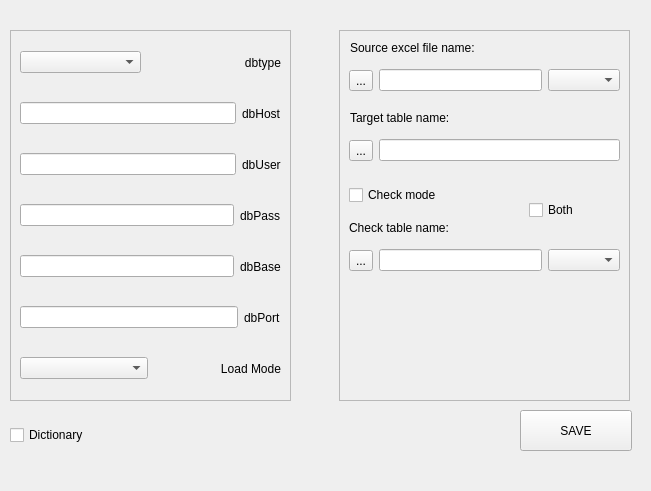
Qt form GUI/gui_qt/setup_db_widget.ui (dmitry-pedchenko/Designer_Etl) before a commit.
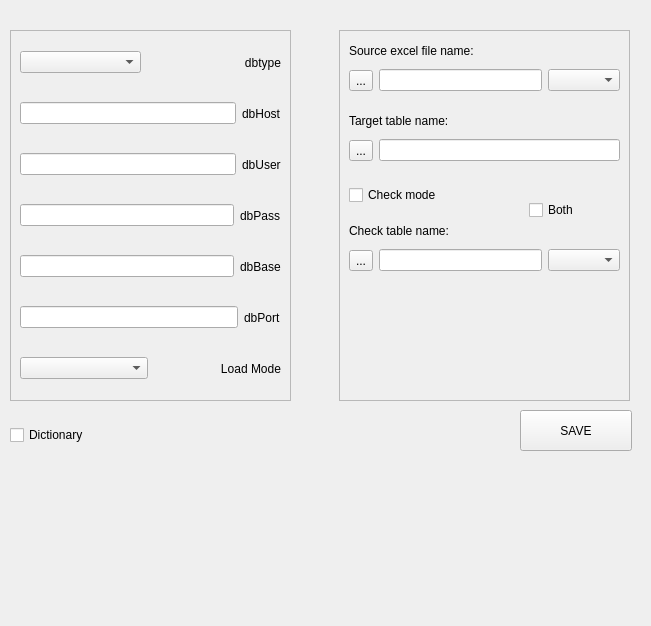
The same form after that commit.

Diff of the .ui file:
```diff
--- a/GUI/gui_qt/setup_db_widget.ui
+++ b/GUI/gui_qt/setup_db_widget.ui
@@ -7,7 +7,7 @@
     <x>0</x>
     <y>0</y>
     <width>651</width>
-    <height>491</height>
+    <height>626</height>
    </rect>
   </property>
   <property name="windowTitle">
@@ -26,32 +26,6 @@
     <string>SAVE</string>
    </property>
   </widget>
-  <widget class="QLabel" name="label">
-   <property name="geometry">
-    <rect>
-     <x>350</x>
-     <y>40</y>
-     <width>141</width>
-     <height>16</height>
-    </rect>
-   </property>
-   <property name="text">
-    <string>Source excel file name:</string>
-   </property>
-  </widget>
-  <widget class="QLabel" name="label_2">
-   <property name="geometry">
-    <rect>
-     <x>350</x>
-     <y>110</y>
-     <width>141</width>
-     <height>16</height>
-    </rect>
-   </property>
-   <property name="text">
-    <string>Target table name:</string>
-   </property>
-  </widget>
   <widget class="QFrame" name="frame">
    <property name="geometry">
     <rect>
@@ -311,19 +285,6 @@
      </item>
     </layout>
    </widget>
-   <widget class="QLabel" name="label_check_mode">
-    <property name="geometry">
-     <rect>
-      <x>10</x>
-      <y>190</y>
-      <width>141</width>
-      <height>16</height>
-     </rect>
-    </property>
-    <property name="text">
-     <string>Check table name:</string>
-    </property>
-   </widget>
    <widget class="QCheckBox" name="checkBox_both">
     <property name="geometry">
      <rect>
@@ -348,6 +309,63 @@
     </property>
     <layout class="QHBoxLayout" name="tree_widget_box"/>
    </widget>
+   <widget class="QWidget" name="horizontalLayoutWidget_7">
+    <property name="geometry">
+     <rect>
+      <x>10</x>
+      <y>10</y>
+      <width>191</width>
+      <height>21</height>
+     </rect>
+    </property>
+    <layout class="QHBoxLayout" name="horizontalLayout_13">
+     <item>
+      <widget class="QLabel" name="label_source">
+       <property name="text">
+        <string>Source excel file name:</string>
+       </property>
+      </widget>
+     </item>
+    </layout>
+   </widget>
+   <widget class="QWidget" name="horizontalLayoutWidget_8">
+    <property name="geometry">
+     <rect>
+      <x>10</x>
+      <y>80</y>
+      <width>211</width>
+      <height>21</height>
+     </rect>
+    </property>
+    <layout class="QHBoxLayout" name="horizontalLayout_14">
+     <item>
+      <widget class="QLabel" name="label_receiver">
+       <property name="text">
+        <string>Target table name:</string>
+       </property>
+      </widget>
+     </item>
+    </layout>
+   </widget>
+   <widget class="QWidget" name="horizontalLayoutWidget_9">
+    <property name="geometry">
+     <rect>
+      <x>10</x>
+      <y>190</y>
+      <width>171</width>
+      <height>21</height>
+     </rect>
+    </property>
+    <layout class="QHBoxLayout" name="horizontalLayout_15">
+     <item>
+      <widget class="QLabel" name="label_check_mode">
+       <property name="text">
+        <string>Check table name:</string>
+       </property>
+      </widget>
+     </item>
+    </layout>
+   </widget>
   </widget>
   <widget class="QWidget" name="horizontalLayoutWidget_2">
    <property name="geometry">
```
Left out of the diff: 2 changed lines with no effect on the pictures.
